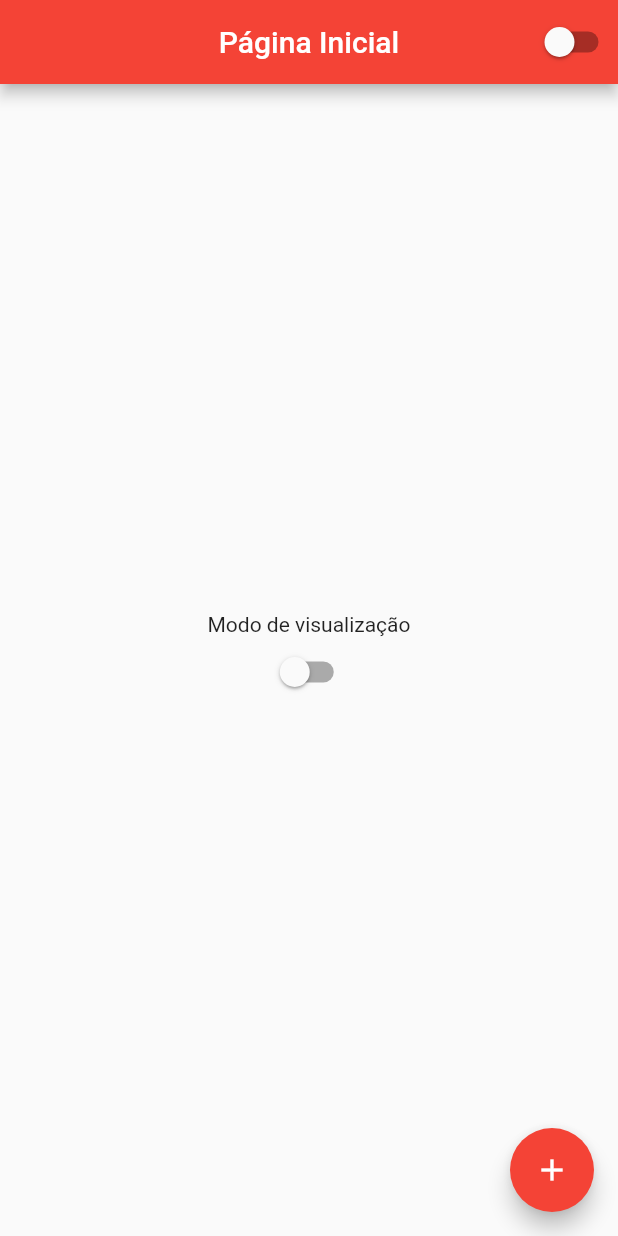
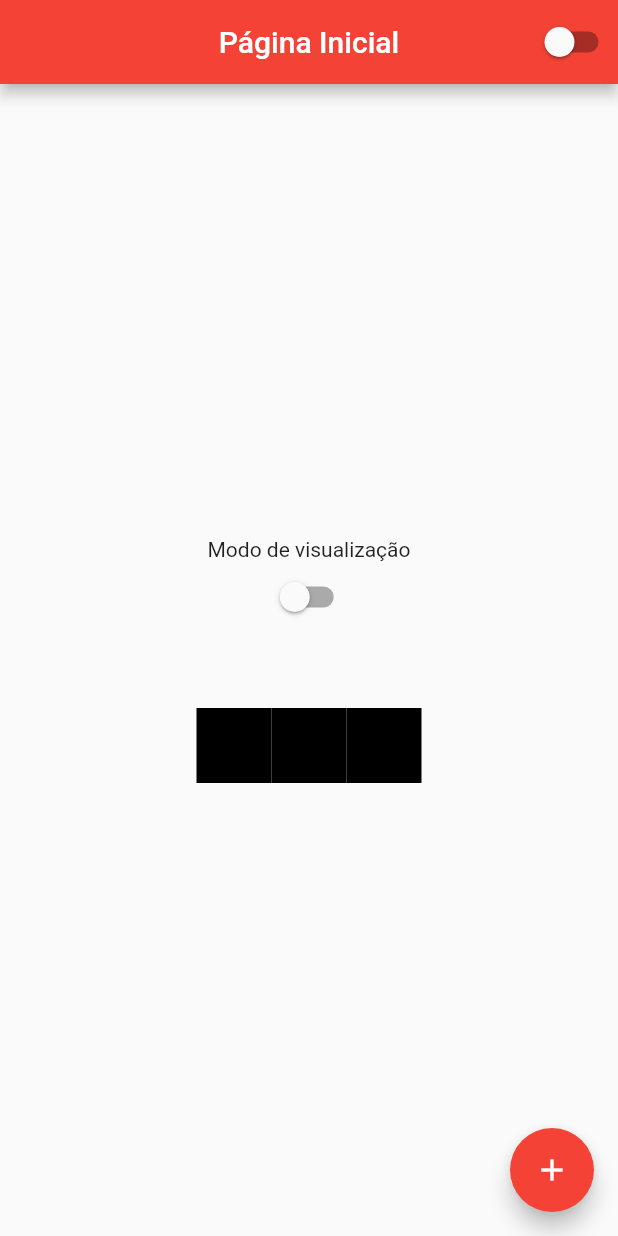
Before and after one commit to JuniorPenguim/Prodesan, a Flutter app: the screen it shows after launch, on a phone screen of 412 x 824 dp. Run offline on Flutter 3.47's test engine with Material 2 defaults, Android fonts, the phone set to English and light mode, and no system bars.

Commit message:
Usando Rows e Columns

```diff
--- a/lib/homePage.dart
+++ b/lib/homePage.dart
@@ -31,6 +31,27 @@ class HomePageState extends State<HomePage> {
             children: [
               Text('Modo de visualização'),
               CustomSwitch(),
+              Container(height: 50),
+              Row(
+                mainAxisAlignment: MainAxisAlignment.center,
+                children: [
+                  Container(
+                    width: 50,
+                    height: 50,
+                    color: Colors.black,
+                  ),
+                  Container(
+                    width: 50,
+                    height: 50,
+                    color: Colors.black,
+                  ),
+                  Container(
+                    width: 50,
+                    height: 50,
+                    color: Colors.black,
+                  )
+                ],
+              )
             ],
           )),
       floatingActionButton: FloatingActionButton(
```
